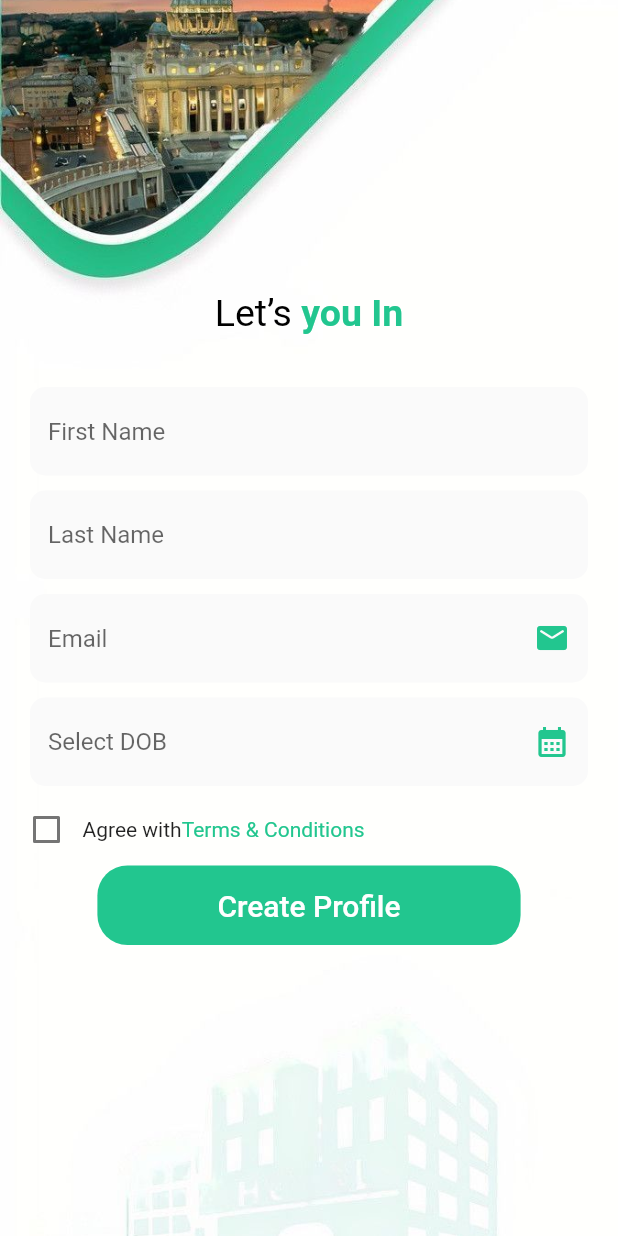
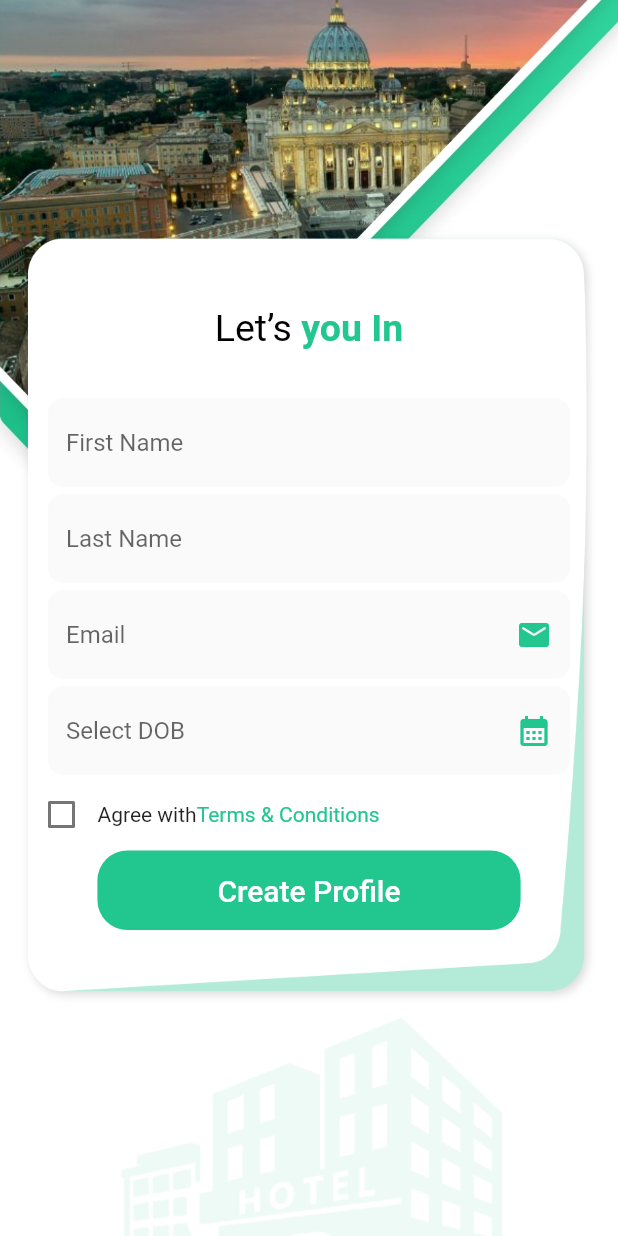
Before and after one commit to NishchayDixit/gir_hotel_booking, a Flutter app: the screen it shows after launch, on a phone screen of 412 x 824 dp. Run offline on Flutter 3.47's test engine with Material 2 defaults, Android fonts, the phone set to English and light mode, and no system bars.

```diff
--- a/lib/main.dart
+++ b/lib/main.dart
@@ -1,6 +1,6 @@
 import 'package:flutter/material.dart';
 import 'package:flutter/services.dart';
-import 'package:gir_hotel_booking/signup_screen_2.dart';
+import 'package:gir_hotel_booking/signup_screen.dart';
 
 void main() {
   WidgetsFlutterBinding.ensureInitialized();
@@ -28,7 +28,7 @@ class MyApp extends StatelessWidget {
       theme: ThemeData(
         primarySwatch: Colors.blue,
       ),
-      home: const SignupScreen2(),
+      home: const SignupScreen(),
     );
   }
 }
--- a/lib/signup_screen.dart
+++ b/lib/signup_screen.dart
@@ -139,7 +139,7 @@ class _SignupScreenState extends State<SignupScreen> {
     return Column(
       children: <Widget>[
         Container(
-          margin: const EdgeInsets.fromLTRB(20, 5, 20, 5),
+          margin: const EdgeInsets.fromLTRB(22, 2.5, 22, 2.5),
           decoration: BoxDecoration(
             color: const Color.fromARGB(255, 250, 250, 250),
             borderRadius: const BorderRadius.all(
@@ -148,6 +148,7 @@ class _SignupScreenState extends State<SignupScreen> {
             border: border != null
                 ? Border.all(
                     color: const Color.fromARGB(255, 34, 198, 143),
+                    width: 1.5,
                   )
                 : null,
           ),
@@ -157,6 +158,7 @@ class _SignupScreenState extends State<SignupScreen> {
               focusedBorder: const OutlineInputBorder(
                   borderRadius: BorderRadius.all(Radius.circular(12)),
                   borderSide: BorderSide(
+                    width: 1.5,
                     color: Color.fromARGB(255, 34, 198, 143),
                   )),
               fillColor: const Color.fromARGB(255, 34, 198, 143),
--- a/lib/signup_screen_2.dart
+++ b/lib/signup_screen_2.dart
@@ -15,7 +15,7 @@ class _SignupScreen2State extends State<SignupScreen2> {
     return Container(
       decoration: const BoxDecoration(
         image: DecorationImage(
-          image: AssetImage('assets/images/background_2.jpeg'),
+          image: AssetImage('assets/images/background_2.png'),
           fit: BoxFit.cover,
         ),
       ),
@@ -147,6 +147,7 @@ class _SignupScreen2State extends State<SignupScreen2> {
               focusedBorder: const OutlineInputBorder(
                   borderRadius: BorderRadius.all(Radius.circular(12)),
                   borderSide: BorderSide(
+                    width: 1.5,
                     color: Color.fromARGB(255, 34, 198, 143),
                   )),
               fillColor: const Color.fromARGB(255, 34, 198, 143),
--- a/pubspec.yaml
+++ b/pubspec.yaml
@@ -67,6 +67,7 @@ flutter:
     - assets/icons/icon_email.png
     - assets/icons/icon_calender.png
     - assets/images/background_2.jpeg
+    - assets/images/background_2.png
     - assets/icons/icon_google.png
     - assets/icons/icon_expand_more.png
 
```
Also changed, not shown: lib/login_screen.dart (+7 -4 lines).
